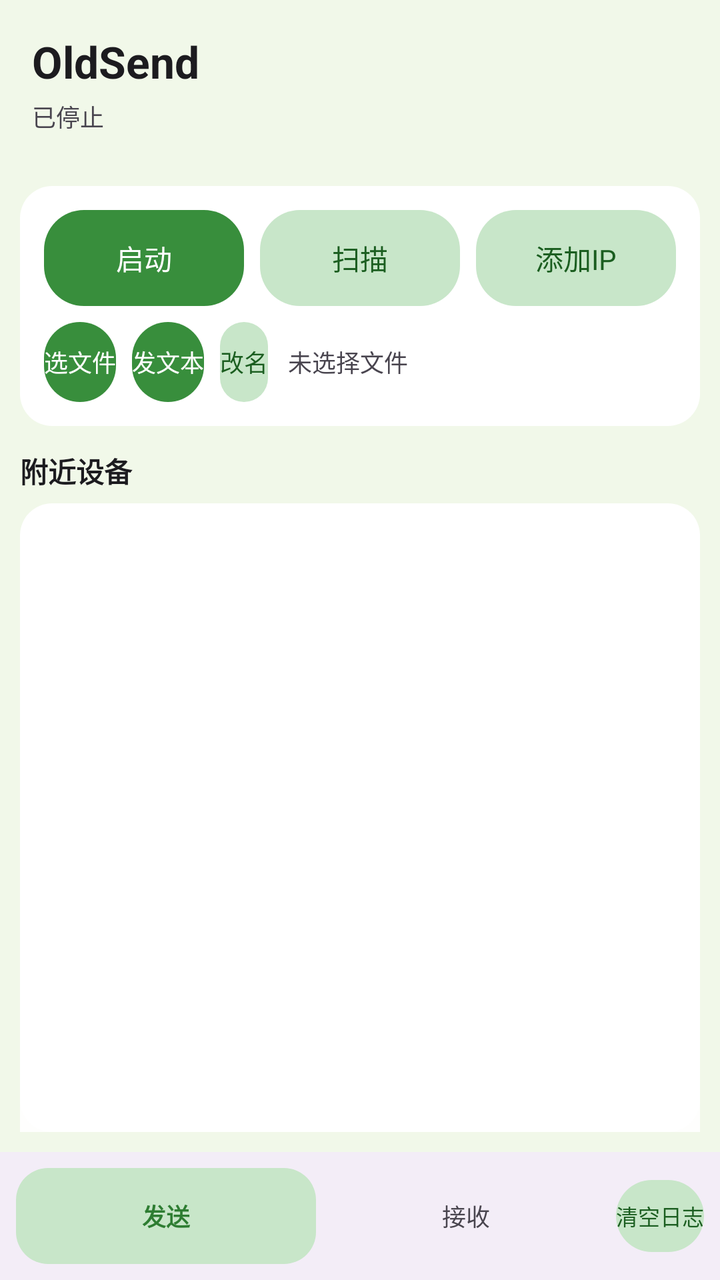
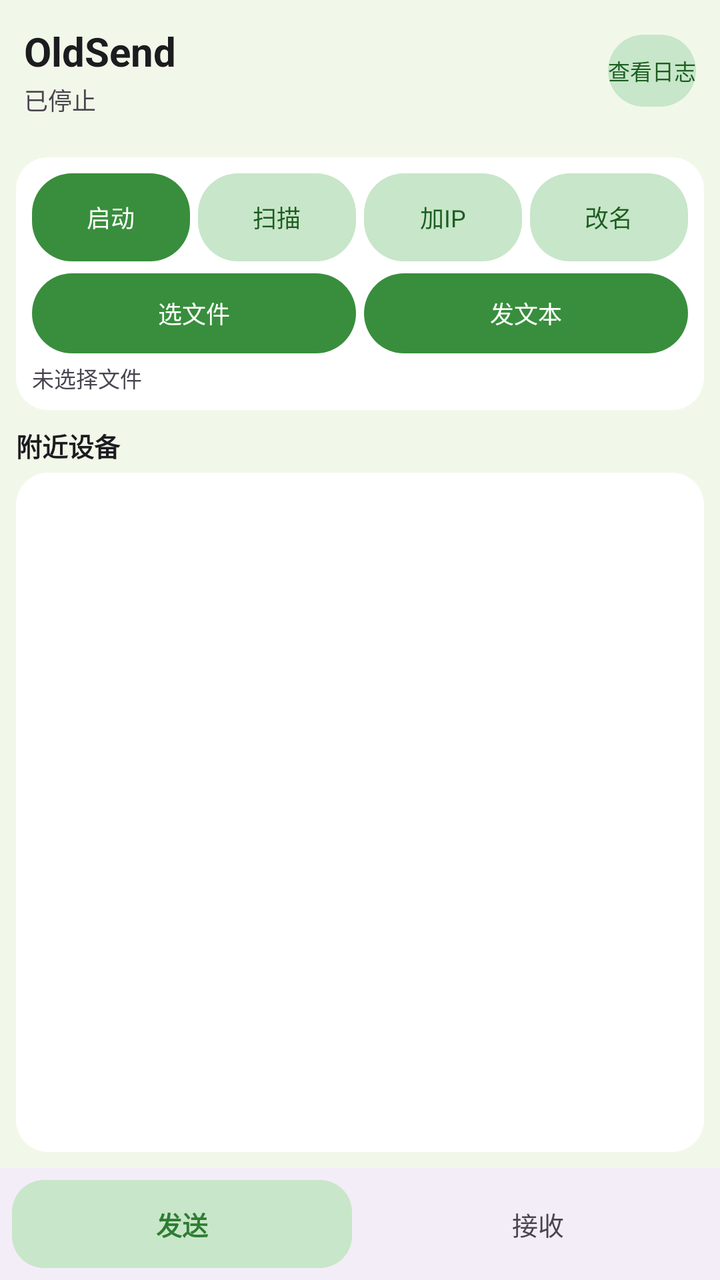

Screens rendered from an Android XML layout before and after an edit, with the pre-edit source and the edit as a unified diff.
<!-- AndroidManifest.xml: application theme android:Theme.Light -->
<!-- res/layout/activity_main.xml -->
<?xml version="1.0" encoding="utf-8"?>
<LinearLayout xmlns:android="http://schemas.android.com/apk/res/android"
    android:orientation="vertical"
    android:layout_width="match_parent"
    android:layout_height="match_parent"
    android:background="@drawable/bg_md3_main">

    
    <LinearLayout
        android:layout_width="match_parent"
        android:layout_height="wrap_content"
        android:orientation="vertical"
        android:padding="16dp">
        <TextView
            android:layout_width="wrap_content"
            android:layout_height="wrap_content"
            android:text="OldSend"
            android:textSize="22sp"
            android:textStyle="bold"
            android:textColor="#1C1B1F"/>
        <TextView
            android:id="@+id/status"
            android:layout_width="wrap_content"
            android:layout_height="wrap_content"
            android:textSize="12sp"
            android:textColor="#49454F"
            android:layout_marginTop="4dp"
            android:text="已停止"/>
    </LinearLayout>

    
    <FrameLayout
        android:layout_width="match_parent"
        android:layout_height="0dp"
        android:layout_weight="1">

        
        <LinearLayout
            android:id="@+id/page_send"
            android:layout_width="match_parent"
            android:layout_height="match_parent"
            android:orientation="vertical"
            android:padding="10dp"
            android:visibility="visible">

            <LinearLayout
                android:layout_width="match_parent"
                android:layout_height="wrap_content"
                android:background="@drawable/bg_md3_card"
                android:orientation="vertical"
                android:padding="12dp">
                <LinearLayout
                    android:orientation="horizontal"
                    android:layout_width="match_parent"
                    android:layout_height="wrap_content">
                    <Button android:id="@+id/toggle" android:layout_width="0dp" android:layout_weight="1" android:layout_height="48dp" android:background="@drawable/btn_md3_primary" android:textColor="#FFFFFF" android:textSize="14sp" android:text="启动"/>
                    <Button android:id="@+id/scan" android:layout_width="0dp" android:layout_weight="1" android:layout_height="48dp" android:layout_marginLeft="8dp" android:background="@drawable/btn_md3_secondary" android:textColor="#1B5E20" android:textSize="14sp" android:text="扫描"/>
                    <Button android:id="@+id/manual" android:layout_width="0dp" android:layout_weight="1" android:layout_height="48dp" android:layout_marginLeft="8dp" android:background="@drawable/btn_md3_secondary" android:textColor="#1B5E20" android:textSize="14sp" android:text="添加IP"/>
                </LinearLayout>
                <LinearLayout
                    android:orientation="horizontal"
                    android:layout_width="match_parent"
                    android:layout_height="wrap_content"
                    android:layout_marginTop="8dp">
                    <Button android:id="@+id/pick_file" android:layout_width="wrap_content" android:layout_height="40dp" android:background="@drawable/btn_md3_primary" android:textColor="#FFFFFF" android:textSize="12sp" android:text="选文件"/>
                    <Button android:id="@+id/send_text" android:layout_width="wrap_content" android:layout_height="40dp" android:layout_marginLeft="8dp" android:background="@drawable/btn_md3_primary" android:textColor="#FFFFFF" android:textSize="12sp" android:text="发文本"/>
                    <Button android:id="@+id/set_name" android:layout_width="wrap_content" android:layout_height="40dp" android:layout_marginLeft="8dp" android:background="@drawable/btn_md3_secondary" android:textColor="#1B5E20" android:textSize="12sp" android:text="改名"/>
                    <TextView android:id="@+id/selected_file" android:layout_width="0dp" android:layout_weight="1" android:layout_height="wrap_content" android:textSize="12sp" android:textColor="#49454F" android:paddingLeft="10dp" android:singleLine="true" android:ellipsize="middle" android:text="未选择文件"/>
                </LinearLayout>
            </LinearLayout>

            <ProgressBar
                android:id="@+id/progress"
                style="?android:attr/progressBarStyleHorizontal"
                android:layout_width="match_parent"
                android:layout_height="wrap_content"
                android:layout_marginTop="8dp"
                android:max="100"
                android:progress="0"
                android:visibility="gone"/>

            <TextView android:layout_width="match_parent" android:layout_height="wrap_content" android:textSize="14sp" android:textStyle="bold" android:textColor="#1C1B1F" android:paddingTop="12dp" android:paddingBottom="6dp" android:text="附近设备"/>
            <ListView android:id="@+id/devices" android:layout_width="match_parent" android:layout_height="0dp" android:layout_weight="1" android:background="@drawable/bg_md3_card"/>
        </LinearLayout>

        
        <LinearLayout
            android:id="@+id/page_receive"
            android:layout_width="match_parent"
            android:layout_height="match_parent"
            android:orientation="vertical"
            android:padding="10dp"
            android:visibility="gone">
            <TextView android:layout_width="match_parent" android:layout_height="wrap_content" android:textSize="14sp" android:textStyle="bold" android:textColor="#1C1B1F" android:paddingBottom="6dp" android:text="接收记录 (点击打开)"/>
            <ListView android:id="@+id/history_list" android:layout_width="match_parent" android:layout_height="0dp" android:layout_weight="1" android:background="@drawable/bg_md3_card"/>
        </LinearLayout>

        
        <ScrollView android:id="@+id/log_scroll" android:layout_width="match_parent" android:layout_height="120dp" android:layout_gravity="bottom" android:layout_margin="10dp" android:background="#E6FFFFFF">
            <TextView android:id="@+id/log" android:layout_width="match_parent" android:layout_height="wrap_content" android:textSize="10sp" android:textColor="#666666" android:typeface="monospace" android:padding="4dp"/>
        </ScrollView>
    </FrameLayout>

    
    <LinearLayout
        android:layout_width="match_parent"
        android:layout_height="wrap_content"
        android:orientation="horizontal"
        android:background="#F3EDF7"
        android:padding="8dp"
        android:gravity="center">
        <LinearLayout
            android:id="@+id/tab_send"
            android:layout_width="0dp"
            android:layout_weight="1"
            android:layout_height="48dp"
            android:background="@drawable/bg_tab_selected"
            android:gravity="center"
            android:orientation="vertical">
            <TextView android:layout_width="wrap_content" android:layout_height="wrap_content" android:text="发送" android:textColor="#2E7D32" android:textStyle="bold" android:textSize="12sp"/>
        </LinearLayout>
        <LinearLayout
            android:id="@+id/tab_receive"
            android:layout_width="0dp"
            android:layout_weight="1"
            android:layout_height="48dp"
            android:gravity="center"
            android:orientation="vertical">
            <TextView android:id="@+id/tab_receive_text" android:layout_width="wrap_content" android:layout_height="wrap_content" android:text="接收" android:textColor="#49454F" android:textSize="12sp"/>
        </LinearLayout>
        <Button
            android:id="@+id/clear_log"
            android:layout_width="wrap_content"
            android:layout_height="36dp"
            android:text="清空日志"
            android:textSize="11sp"
            android:background="@drawable/btn_md3_secondary"
            android:textColor="#1B5E20"/>
    </LinearLayout>
</LinearLayout>
<!-- resources referenced by this layout -->
<resources>
  <!-- drawable bg_md3_card (drawable) -->
  <?xml version="1.0" encoding="utf-8"?>
  <shape xmlns:android="http://schemas.android.com/apk/res/android">
      <solid android:color="#FFFFFF"/>
      <corners android:radius="16dp"/>
  </shape>
  <!-- drawable bg_md3_main (drawable) -->
  <?xml version="1.0" encoding="utf-8"?>
  <shape xmlns:android="http://schemas.android.com/apk/res/android">
      <solid android:color="#F1F8E9"/>
  </shape>
  <!-- drawable bg_tab_selected (drawable) -->
  <?xml version="1.0" encoding="utf-8"?>
  <shape xmlns:android="http://schemas.android.com/apk/res/android">
      <solid android:color="#C8E6C9"/>
      <corners android:radius="16dp"/>
  </shape>
  <!-- drawable btn_md3_primary (drawable) -->
  <?xml version="1.0" encoding="utf-8"?>
  <selector xmlns:android="http://schemas.android.com/apk/res/android">
      <item android:state_pressed="true">
          <shape><solid android:color="#2E7D32"/><corners android:radius="20dp"/></shape>
      </item>
      <item>
          <shape><solid android:color="#388E3C"/><corners android:radius="20dp"/></shape>
      </item>
  </selector>
  <!-- drawable btn_md3_secondary (drawable) -->
  <?xml version="1.0" encoding="utf-8"?>
  <selector xmlns:android="http://schemas.android.com/apk/res/android">
      <item android:state_pressed="true">
          <shape><solid android:color="#A5D6A7"/><corners android:radius="20dp"/></shape>
      </item>
      <item>
          <shape><solid android:color="#C8E6C9"/><corners android:radius="20dp"/></shape>
      </item>
  </selector>
</resources>

<!-- the commit's change to res/layout/activity_main.xml (unified diff, before → after) -->
@@ -9,30 +9,48 @@
     <LinearLayout
         android:layout_width="match_parent"
         android:layout_height="wrap_content"
-        android:orientation="vertical"
-        android:padding="16dp">
-        <TextView
+        android:orientation="horizontal"
+        android:padding="12dp"
+        android:gravity="center_vertical">
+        <LinearLayout
+            android:layout_width="0dp"
+            android:layout_weight="1"
+            android:layout_height="wrap_content"
+            android:orientation="vertical">
+            <TextView
+                android:layout_width="wrap_content"
+                android:layout_height="wrap_content"
+                android:text="OldSend"
+                android:textSize="20sp"
+                android:textStyle="bold"
+                android:textColor="#1C1B1F"/>
+            <TextView
+                android:id="@+id/status"
+                android:layout_width="wrap_content"
+                android:layout_height="wrap_content"
+                android:textSize="12sp"
+                android:textColor="#49454F"
+                android:layout_marginTop="2dp"
+                android:text="已停止"/>
+        </LinearLayout>
+        
+        
+        <Button
+            android:id="@+id/btn_log"
             android:layout_width="wrap_content"
-            android:layout_height="wrap_content"
-            android:text="OldSend"
-            android:textSize="22sp"
-            android:textStyle="bold"
-            android:textColor="#1C1B1F"/>
-        <TextView
-            android:id="@+id/status"
-            android:layout_width="wrap_content"
-            android:layout_height="wrap_content"
-            android:textSize="12sp"
-            android:textColor="#49454F"
-            android:layout_marginTop="4dp"
-            android:text="已停止"/>
+            android:layout_height="36dp"
+            android:text="查看日志"
+            android:textSize="11sp"
+            android:background="@drawable/btn_md3_secondary"
+            android:textColor="#1B5E20"/>
     </LinearLayout>
 
     
     <FrameLayout
         android:layout_width="match_parent"
         android:layout_height="0dp"
-        android:layout_weight="1">
+        android:layout_weight="1"
+        android:padding="8dp">
 
         
         <LinearLayout
@@ -40,7 +58,6 @@
             android:layout_width="match_parent"
             android:layout_height="match_parent"
             android:orientation="vertical"
-            android:padding="10dp"
             android:visibility="visible">
 
             <LinearLayout
@@ -48,25 +65,31 @@
                 android:layout_height="wrap_content"
                 android:background="@drawable/bg_md3_card"
                 android:orientation="vertical"
-                android:padding="12dp">
+                android:padding="8dp">
+                
+                
                 <LinearLayout
                     android:orientation="horizontal"
                     android:layout_width="match_parent"
                     android:layout_height="wrap_content">
-                    <Button android:id="@+id/toggle" android:layout_width="0dp" android:layout_weight="1" android:layout_height="48dp" android:background="@drawable/btn_md3_primary" android:textColor="#FFFFFF" android:textSize="14sp" android:text="启动"/>
-                    <Button android:id="@+id/scan" android:layout_width="0dp" android:layout_weight="1" android:layout_height="48dp" android:layout_marginLeft="8dp" android:background="@drawable/btn_md3_secondary" android:textColor="#1B5E20" android:textSize="14sp" android:text="扫描"/>
-                    <Button android:id="@+id/manual" android:layout_width="0dp" android:layout_weight="1" android:layout_height="48dp" android:layout_marginLeft="8dp" android:background="@drawable/btn_md3_secondary" android:textColor="#1B5E20" android:textSize="14sp" android:text="添加IP"/>
+                    <Button android:id="@+id/toggle" android:layout_width="0dp" android:layout_weight="1" android:layout_height="44dp" android:background="@drawable/btn_md3_primary" android:textColor="#FFFFFF" android:textSize="12sp" android:text="启动"/>
+                    <Button android:id="@+id/scan" android:layout_width="0dp" android:layout_weight="1" android:layout_height="44dp" android:layout_marginLeft="4dp" android:background="@drawable/btn_md3_secondary" android:textColor="#1B5E20" android:textSize="12sp" android:text="扫描"/>
+                    <Button android:id="@+id/manual" android:layout_width="0dp" android:layout_weight="1" android:layout_height="44dp" android:layout_marginLeft="4dp" android:background="@drawable/btn_md3_secondary" android:textColor="#1B5E20" android:textSize="12sp" android:text="加IP"/>
+                    <Button android:id="@+id/set_name" android:layout_width="0dp" android:layout_weight="1" android:layout_height="44dp" android:layout_marginLeft="4dp" android:background="@drawable/btn_md3_secondary" android:textColor="#1B5E20" android:textSize="12sp" android:text="改名"/>
                 </LinearLayout>
+                
+                
                 <LinearLayout
                     android:orientation="horizontal"
                     android:layout_width="match_parent"
                     android:layout_height="wrap_content"
-                    android:layout_marginTop="8dp">
-                    <Button android:id="@+id/pick_file" android:layout_width="wrap_content" android:layout_height="40dp" android:background="@drawable/btn_md3_primary" android:textColor="#FFFFFF" android:textSize="12sp" android:text="选文件"/>
-                    <Button android:id="@+id/send_text" android:layout_width="wrap_content" android:layout_height="40dp" android:layout_marginLeft="8dp" android:background="@drawable/btn_md3_primary" android:textColor="#FFFFFF" android:textSize="12sp" android:text="发文本"/>
-                    <Button android:id="@+id/set_name" android:layout_width="wrap_content" android:layout_height="40dp" android:layout_marginLeft="8dp" android:background="@drawable/btn_md3_secondary" android:textColor="#1B5E20" android:textSize="12sp" android:text="改名"/>
-                    <TextView android:id="@+id/selected_file" android:layout_width="0dp" android:layout_weight="1" android:layout_height="wrap_content" android:textSize="12sp" android:textColor="#49454F" android:paddingLeft="10dp" android:singleLine="true" android:ellipsize="middle" android:text="未选择文件"/>
+                    android:layout_marginTop="6dp"
+                    android:gravity="center_vertical">
+                    <Button android:id="@+id/pick_file" android:layout_width="0dp" android:layout_weight="1" android:layout_height="40dp" android:background="@drawable/btn_md3_primary" android:textColor="#FFFFFF" android:textSize="12sp" android:text="选文件"/>
+                    <Button android:id="@+id/send_text" android:layout_width="0dp" android:layout_weight="1" android:layout_height="40dp" android:layout_marginLeft="4dp" android:background="@drawable/btn_md3_primary" android:textColor="#FFFFFF" android:textSize="12sp" android:text="发文本"/>
                 </LinearLayout>
+
+                <TextView android:id="@+id/selected_file" android:layout_width="match_parent" android:layout_height="wrap_content" android:textSize="11sp" android:textColor="#49454F" android:layout_marginTop="4dp" android:singleLine="true" android:ellipsize="middle" android:text="未选择文件"/>
             </LinearLayout>
 
             <ProgressBar
@@ -74,12 +97,12 @@
                 style="?android:attr/progressBarStyleHorizontal"
                 android:layout_width="match_parent"
                 android:layout_height="wrap_content"
-                android:layout_marginTop="8dp"
+                android:layout_marginTop="6dp"
                 android:max="100"
                 android:progress="0"
                 android:visibility="gone"/>
 
-            <TextView android:layout_width="match_parent" android:layout_height="wrap_content" android:textSize="14sp" android:textStyle="bold" android:textColor="#1C1B1F" android:paddingTop="12dp" android:paddingBottom="6dp" android:text="附近设备"/>
+            <TextView android:layout_width="match_parent" android:layout_height="wrap_content" android:textSize="13sp" android:textStyle="bold" android:textColor="#1C1B1F" android:paddingTop="8dp" android:paddingBottom="4dp" android:text="附近设备"/>
             <ListView android:id="@+id/devices" android:layout_width="match_parent" android:layout_height="0dp" android:layout_weight="1" android:background="@drawable/bg_md3_card"/>
         </LinearLayout>
 
@@ -89,52 +112,39 @@
             android:layout_width="match_parent"
             android:layout_height="match_parent"
             android:orientation="vertical"
-            android:padding="10dp"
             android:visibility="gone">
-            <TextView android:layout_width="match_parent" android:layout_height="wrap_content" android:textSize="14sp" android:textStyle="bold" android:textColor="#1C1B1F" android:paddingBottom="6dp" android:text="接收记录 (点击打开)"/>
+            <TextView android:layout_width="match_parent" android:layout_height="wrap_content" android:textSize="13sp" android:textStyle="bold" android:textColor="#1C1B1F" android:paddingBottom="4dp" android:text="接收记录 (点击打开)"/>
             <ListView android:id="@+id/history_list" android:layout_width="match_parent" android:layout_height="0dp" android:layout_weight="1" android:background="@drawable/bg_md3_card"/>
         </LinearLayout>
-
-        
-        <ScrollView android:id="@+id/log_scroll" android:layout_width="match_parent" android:layout_height="120dp" android:layout_gravity="bottom" android:layout_margin="10dp" android:background="#E6FFFFFF">
-            <TextView android:id="@+id/log" android:layout_width="match_parent" android:layout_height="wrap_content" android:textSize="10sp" android:textColor="#666666" android:typeface="monospace" android:padding="4dp"/>
-        </ScrollView>
     </FrameLayout>
 
     
     <LinearLayout
         android:layout_width="match_parent"
-        android:layout_height="wrap_content"
+        android:layout_height="56dp"
         android:orientation="horizontal"
         android:background="#F3EDF7"
-        android:padding="8dp"
+        android:padding="6dp"
         android:gravity="center">
         <LinearLayout
             android:id="@+id/tab_send"
             android:layout_width="0dp"
             android:layout_weight="1"
-            android:layout_height="48dp"
+            android:layout_height="match_parent"
             android:background="@drawable/bg_tab_selected"
             android:gravity="center"
             android:orientation="vertical">
-            <TextView android:layout_width="wrap_content" android:layout_height="wrap_content" android:text="发送" android:textColor="#2E7D32" android:textStyle="bold" android:textSize="12sp"/>
+            <TextView android:layout_width="wrap_content" android:layout_height="wrap_content" android:text="发送" android:textColor="#2E7D32" android:textStyle="bold" android:textSize="13sp"/>
         </LinearLayout>
+        <View android:layout_width="8dp" android:layout_height="match_parent"/>
         <LinearLayout
             android:id="@+id/tab_receive"
             android:layout_width="0dp"
             android:layout_weight="1"
-            android:layout_height="48dp"
+            android:layout_height="match_parent"
             android:gravity="center"
             android:orientation="vertical">
-            <TextView android:id="@+id/tab_receive_text" android:layout_width="wrap_content" android:layout_height="wrap_content" android:text="接收" android:textColor="#49454F" android:textSize="12sp"/>
+            <TextView android:id="@+id/tab_receive_text" android:layout_width="wrap_content" android:layout_height="wrap_content" android:text="接收" android:textColor="#49454F" android:textSize="13sp"/>
         </LinearLayout>
-        <Button
-            android:id="@+id/clear_log"
-            android:layout_width="wrap_content"
-            android:layout_height="36dp"
-            android:text="清空日志"
-            android:textSize="11sp"
-            android:background="@drawable/btn_md3_secondary"
-            android:textColor="#1B5E20"/>
     </LinearLayout>
 </LinearLayout>
